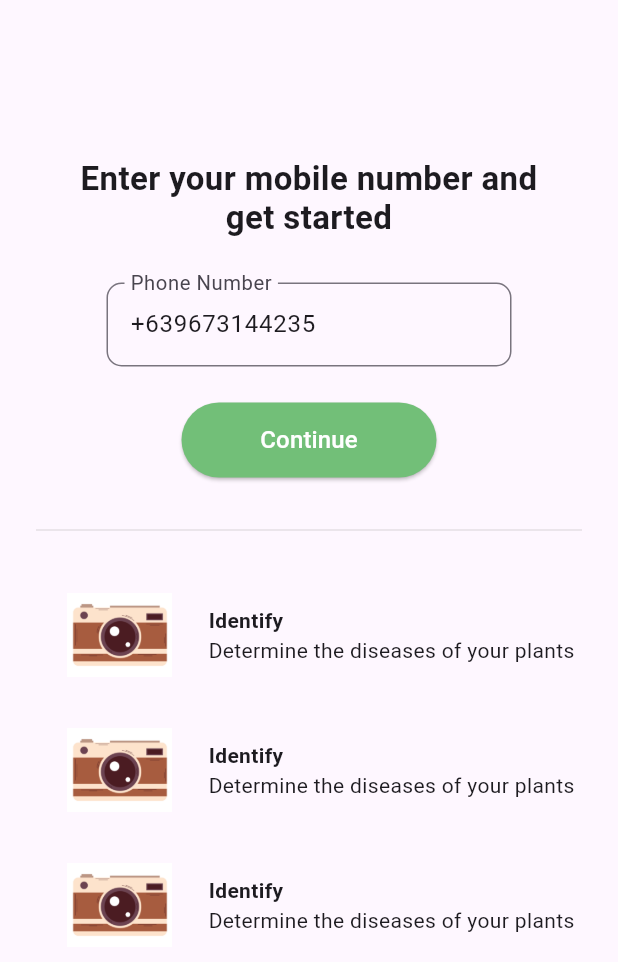
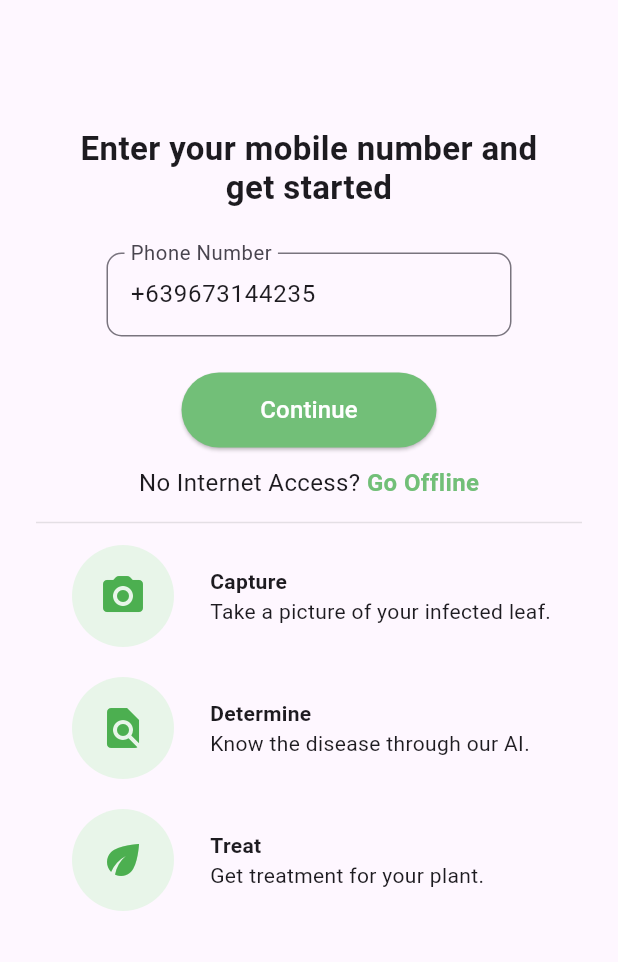
Before and after one commit to brentibanez331/plant-disease-thesis, a Flutter app: the screen it shows after launch, on a phone screen of 412 x 824 dp, the part 274-1236 px from its top. Run offline on Flutter 3.47's test engine with Material 3 defaults, Android fonts, the phone set to English and light mode, and no system bars; our stand-ins replace firebase_auth, firebase_core, flutter_dotenv, flutter_secure_storage, flutter_spinkit, image_picker; accounts and stored records are empty.

Commit message:
fix: replace placeholder images

```diff
--- a/lib/pages/auth/login.dart
+++ b/lib/pages/auth/login.dart
@@ -6,6 +6,7 @@ import 'package:thesis/pages/dashboard.dart';
 import 'package:thesis/pages/edit_profile.dart';
 import 'package:thesis/services/firebase_service.dart';
 import 'package:thesis/utils/colors.dart';
+import 'package:thesis/pages/library.dart';
 
 class LoginPage extends StatefulWidget {
   const LoginPage({super.key});
@@ -173,7 +174,7 @@ class _LoginState extends State<LoginPage> {
                       )
                     ],
                   ),
-                  const SizedBox(height: 100
+                  const SizedBox(height: 80
                       //height: MediaQuery.sizeOf(context).height,
                       ),
                   const Text(
@@ -238,10 +239,55 @@ class _LoginState extends State<LoginPage> {
                           ),
                         ),
                       ),
+                      const SizedBox(
+                        height: 12,
+                      ),
+                      Row(
+                        mainAxisAlignment: MainAxisAlignment.center,
+                        children: [
+                          const Text(
+                            "No Internet Access? ",
+                            style: TextStyle(
+                              fontSize: 16,
+                            ),
+                          ),
+                          GestureDetector(
+                            onTap: () {
+                              // Add your offline logic here
+                              Navigator.push(
+                                  context,
+                                  MaterialPageRoute(
+                                      builder: (context) => LibraryPage()));
+                              print('Going offline');
+                            },
+                            child: Text(
+                              "Go Offline",
+                              style: TextStyle(
+                                fontSize: 16,
+                                color: AppColors.secondary,
+                                fontWeight: FontWeight.bold,
+                              ),
+                            ),
+                          ),
+                        ],
+                      )
+                      // const SizedBox(
+                      //   height: 10,
+                      // ),
+                      // GestureDetector(
+                      //   onTap: () {
+                      //     log("Go To Library");
+                      //   },
+                      //   child: Text(
+                      //     "Go Offline",
+                      //     style: TextStyle(
+                      //         fontSize: 18, color: AppColors.secondary),
+                      //   ),
+                      // )
                     ],
                   ),
                   const Padding(
-                    padding: EdgeInsets.only(top: 30, bottom: 30),
+                    padding: EdgeInsets.only(top: 10, bottom: 10),
                     child: Divider(
                       height:
                           10, // Adjust the height of the divider (including margins)
@@ -255,13 +301,26 @@ class _LoginState extends State<LoginPage> {
                   Column(
                     children: [
                       Row(
-                        mainAxisAlignment: MainAxisAlignment.center,
+                        mainAxisAlignment: MainAxisAlignment.start,
                         children: [
-                          const Padding(padding: EdgeInsets.all(8)),
-                          Image.asset(
-                            'img/camera.jpg',
-                            width: 70,
-                            height: 70,
+                          const Padding(padding: EdgeInsets.all(20)),
+                          Container(
+                            padding: const EdgeInsets.all(18),
+                            decoration: BoxDecoration(
+                              color: Colors.green[50],
+                              borderRadius: BorderRadius.circular(50),
+                            ),
+                            child: const Stack(
+                              alignment: Alignment.center,
+                              children: [
+                                // Camera icon
+                                Icon(
+                                  Icons.camera_alt_rounded,
+                                  size: 32,
+                                  color: Colors.green,
+                                ),
+                              ],
+                            ),
                           ),
                           const Padding(
                               padding: EdgeInsets.symmetric(horizontal: 12)),
@@ -269,10 +328,10 @@ class _LoginState extends State<LoginPage> {
                             crossAxisAlignment: CrossAxisAlignment.start,
                             children: [
                               Text(
-                                'Identify',
+                                'Capture',
                                 style: TextStyle(fontWeight: FontWeight.bold),
                               ),
-                              Text('Determine the diseases of your plants')
+                              Text('Take a picture of your infected leaf.')
                             ],
                           )
                         ],
@@ -281,13 +340,26 @@ class _LoginState extends State<LoginPage> {
                         height: 20,
                       ),
                       Row(
-                        mainAxisAlignment: MainAxisAlignment.center,
+                        mainAxisAlignment: MainAxisAlignment.start,
                         children: [
-                          const Padding(padding: EdgeInsets.all(8)),
-                          Image.asset(
-                            'img/camera.jpg',
-                            width: 70,
-                            height: 70,
+                          const Padding(padding: EdgeInsets.all(20)),
+                          Container(
+                            padding: const EdgeInsets.all(18),
+                            decoration: BoxDecoration(
+                              color: Colors.green[50],
+                              borderRadius: BorderRadius.circular(50),
+                            ),
+                            child: const Stack(
+                              alignment: Alignment.center,
+                              children: [
+                                // Camera icon
+                                Icon(
+                                  Icons.find_in_page,
+                                  size: 32,
+                                  color: Colors.green,
+                                ),
+                              ],
+                            ),
                           ),
                           const Padding(
                               padding: EdgeInsets.symmetric(horizontal: 12)),
@@ -295,10 +367,10 @@ class _LoginState extends State<LoginPage> {
                             crossAxisAlignment: CrossAxisAlignment.start,
                             children: [
                               Text(
-                                'Identify',
+                                'Determine',
                                 style: TextStyle(fontWeight: FontWeight.bold),
                               ),
-                              Text('Determine the diseases of your plants')
+                              Text('Know the disease through our AI.')
                             ],
                           )
                         ],
@@ -307,13 +379,26 @@ class _LoginState extends State<LoginPage> {
                         height: 20,
                       ),
                       Row(
-                        mainAxisAlignment: MainAxisAlignment.center,
+                        mainAxisAlignment: MainAxisAlignment.start,
                         children: [
-                          const Padding(padding: EdgeInsets.all(8)),
-                          Image.asset(
-                            'img/camera.jpg',
-                            width: 70,
-                            height: 70,
+                          const Padding(padding: EdgeInsets.all(20)),
+                          Container(
+                            padding: const EdgeInsets.all(18),
+                            decoration: BoxDecoration(
+                              color: Colors.green[50],
+                              borderRadius: BorderRadius.circular(50),
+                            ),
+                            child: const Stack(
+                              alignment: Alignment.center,
+                              children: [
+                                // Camera icon
+                                Icon(
+                                  Icons.eco,
+                                  size: 32,
+                                  color: Colors.green,
+                                ),
+                              ],
+                            ),
                           ),
                           const Padding(
                               padding: EdgeInsets.symmetric(horizontal: 12)),
@@ -321,16 +406,16 @@ class _LoginState extends State<LoginPage> {
                             crossAxisAlignment: CrossAxisAlignment.start,
                             children: [
                               Text(
-                                'Identify',
+                                'Treat',
                                 style: TextStyle(fontWeight: FontWeight.bold),
                               ),
-                              Text('Determine the diseases of your plants')
+                              Text('Get treatment for your plant.')
                             ],
                           )
                         ],
                       ),
                       const SizedBox(
-                        height: 20,
+                        height: 10,
                       ),
                     ],
                   )
--- a/lib/pages/get_Started.dart
+++ b/lib/pages/get_Started.dart
@@ -36,21 +36,21 @@ class _OnboardingScreenState extends State<GetStarted> {
     OnboardingPage(
       title: 'Welcome To Agronex',
       description: "Diagnose plant problems quickly and easily!",
-      imagePath: 'img/placeholder.png',
+      imagePath: 'img/get_started/placeholder.png',
       buttonText: 'Get Started',
     ),
     OnboardingPage(
       title: "Diagnose Your Plant",
       description:
-          'Take a Clear Picture of a Diseased Leaf And Upload It. Our AI will analyze and suggest potential problems.',
-      imagePath: 'img/placeholder.png',
+          'Take a Clear Picture of a Diseased Leaf And Upload It.\nOur AI will analyze and suggest potential problems.',
+      imagePath: 'img/get_started/placeholder2.png',
       buttonText: 'Next',
     ),
     OnboardingPage(
       title: "Get Treatment Recommendations",
       description:
-          "We'll provide tailored advice and treatment options based on your plant's diagnosis.",
-      imagePath: 'img/placeholder.png',
+          "We'll provide tailored advice and treatment options\nbased on your plant's diagnosis.",
+      imagePath: 'img/get_started/placeholder3.png',
       buttonText: 'Finish',
     ),
   ];
--- a/pubspec.yaml
+++ b/pubspec.yaml
@@ -35,6 +35,7 @@ flutter:
     - img/diseases_img/Pepper_Bell/
     - img/diseases_img/Potato/
     - img/diseases_img/Tomato/
+    - img/get_started/
     - img/leafSample.jpeg
     - img/logo.png
     - img/camera.jpg
@@ -45,6 +46,5 @@ flutter:
     - img/grapes.png
     - img/apples.png
     - img/bell_pepper.jpg
-    - img/placeholder.png
     - img/potato_lib.jpg
     - img/
```
Also changed, not shown: img/get_started/placeholder.png (renamed from img/placeholder.png), img/get_started/placeholder2.png (added), img/get_started/placeholder3.png (added).
